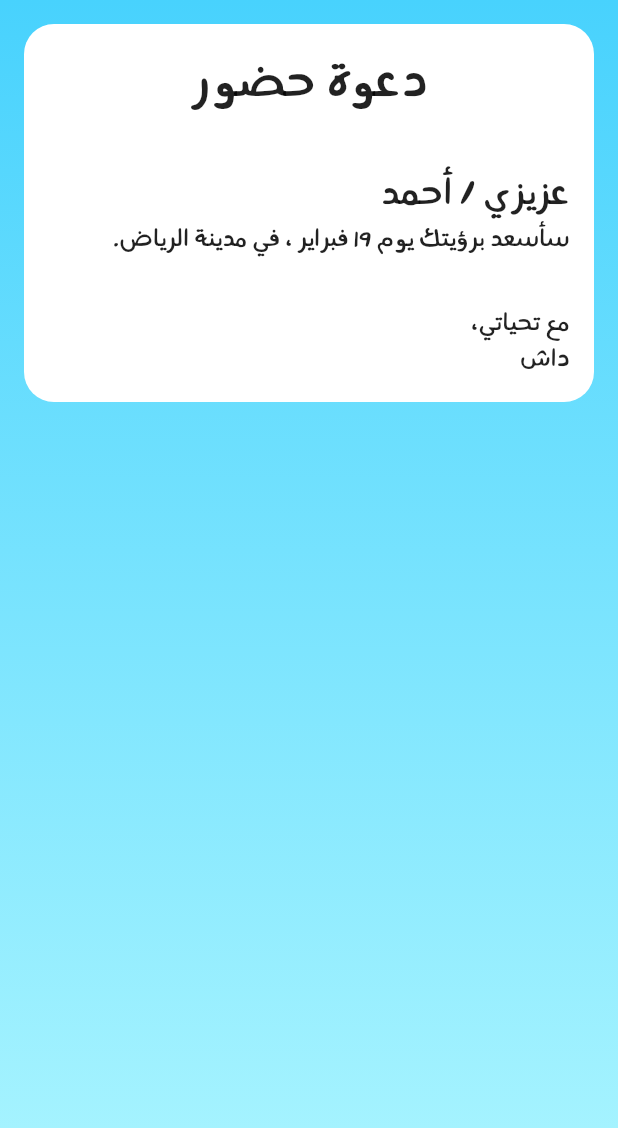
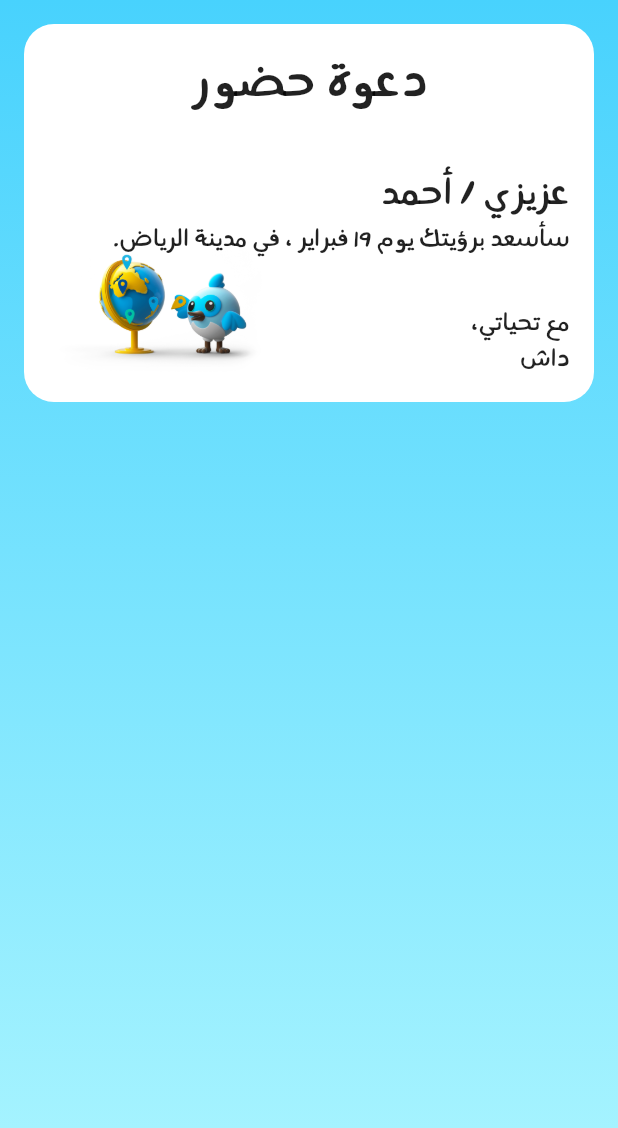
Before and after one commit to FirasAlShawa/DashInvitation, a Flutter app: the screen it shows after launch, on a phone screen of 412 x 824 dp. Shown: the top 1128 px of the screen. Run offline on Flutter 3.47's test engine with Material 2 defaults, Android fonts, the phone set to English and light mode, and no system bars.

```diff
--- a/issue.txt
+++ b/issue.txt
@@ -4,3 +4,10 @@ https://stackoverflow.com/questions/68635405/no-mediaquery-widget-ancestor-found
 
 right-to-left (RTL) in flutter
 https://stackoverflow.com/questions/50535185/right-to-left-rtl-in-flutter
+
+
+------------
+code
+alignment: Directionality.of(context) == TextDirection.rtl
+    ? Alignment.bottomRight
+    : Alignment.bottomLeft,
--- a/lib/main.dart
+++ b/lib/main.dart
@@ -71,7 +71,7 @@ class InvitationCard extends StatelessWidget {
             margin: const EdgeInsets.all(16.0),
             padding: const EdgeInsets.all(16.0),
             width: getWidth(context) / screenDivideFactor,
-            child: InvitationText(),
+            child: InvitationContent(),
           ),
         ],
       ),
@@ -87,21 +87,34 @@ class InvitationCard extends StatelessWidget {
   }
 }
 
-class InvitationText extends StatefulWidget {
-  InvitationText({Key? key}) : super(key: key);
+class InvitationContent extends StatefulWidget {
+  InvitationContent({Key? key}) : super(key: key);
 
   @override
-  State<InvitationText> createState() => _InvitationTextState();
+  State<InvitationContent> createState() => _InvitationContentState();
 }
 
-class _InvitationTextState extends State<InvitationText> {
+class _InvitationContentState extends State<InvitationContent> {
   static const double sizedBoxHeight = 32.0;
+  late TextDirection textDirection;
 
   @override
   Widget build(BuildContext context) {
+    textDirection = Directionality.of(context);
     return Directionality(
       textDirection: TextDirection.rtl,
-      child: Column(
+      child: Stack(
+        children: [
+          Positioned.fill(
+            child: Align(
+              alignment: Alignment.bottomLeft,
+              child: Image.asset(
+                'images/dash_1.png',
+                height: 100,
+              ),
+            ),
+          ),
+          Column(
             crossAxisAlignment: CrossAxisAlignment.start,
             children: [
               Center(
@@ -130,6 +143,8 @@ class _InvitationTextState extends State<InvitationText> {
               ),
             ],
           ),
+        ],
+      ),
     );
   }
 
--- a/pubspec.yaml
+++ b/pubspec.yaml
@@ -29,11 +29,14 @@ environment:
 dependencies:
   flutter:
     sdk: flutter
-
+  # flutter_localizations:
+  #   sdk: flutter
 
   # The following adds the Cupertino Icons font to your application.
   # Use with the CupertinoIcons class for iOS style icons.
   cupertino_icons: ^1.0.2
+
+
 
 dev_dependencies:
   flutter_test:
```
Lines whose indentation alone changed are shown as unchanged.
